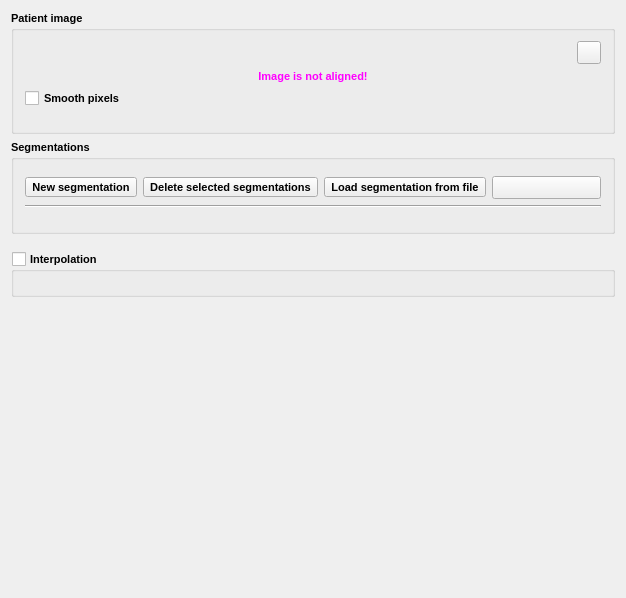
Above: Bundles/org.mitk.gui.qt.interactivesegmentation/src/internal/QmitkInteractiveSegmentationControls.ui from MITK/MITK before the change. Below: the same form after it.
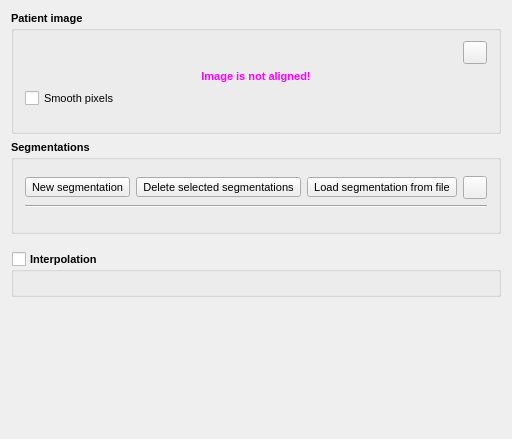
That is the form after the change. Icons and pictures are not drawn. Custom widgets are drawn as their Qt base class.

Patch:
```diff
--- a/Bundles/org.mitk.gui.qt.interactivesegmentation/src/internal/QmitkInteractiveSegmentationControls.ui
+++ b/Bundles/org.mitk.gui.qt.interactivesegmentation/src/internal/QmitkInteractiveSegmentationControls.ui
@@ -5,8 +5,8 @@
    <rect>
     <x>0</x>
     <y>0</y>
-    <width>626</width>
-    <height>598</height>
+    <width>174</width>
+    <height>439</height>
    </rect>
   </property>
   <property name="minimumSize" >
@@ -29,79 +29,60 @@
   <property name="windowTitle" >
    <string>QmitkInteractiveSegmentation</string>
   </property>
-  <layout class="QVBoxLayout" >
+  <layout class="QVBoxLayout" name="verticalLayout_2" >
    <item>
     <widget class="Q3GroupBox" name="grpReferenceData" >
      <property name="font" >
       <font>
-       <family>MS Shell Dlg 2</family>
-       <pointsize>8</pointsize>
        <weight>75</weight>
-       <italic>false</italic>
        <bold>true</bold>
-       <underline>false</underline>
-       <strikeout>false</strikeout>
       </font>
      </property>
      <property name="title" >
       <string>Patient image</string>
      </property>
-     <layout class="QGridLayout" >
-      <item row="0" column="0" >
-       <widget class="QmitkToolReferenceDataSelectionBox" native="1" name="m_ToolReferenceDataSelectionBox" >
-        <property name="sizePolicy" >
-         <sizepolicy vsizetype="Preferred" hsizetype="Expanding" >
-          <horstretch>1</horstretch>
-          <verstretch>0</verstretch>
-         </sizepolicy>
-        </property>
-        <property name="font" >
-         <font/>
-        </property>
-       </widget>
+     <layout class="QVBoxLayout" name="verticalLayout" >
+      <item>
+       <layout class="QHBoxLayout" name="horizontalLayout" >
+        <item>
+         <widget class="QmitkToolReferenceDataSelectionBox" native="1" name="m_ToolReferenceDataSelectionBox" >
+          <property name="sizePolicy" >
+           <sizepolicy vsizetype="Preferred" hsizetype="Expanding" >
+            <horstretch>1</horstretch>
+            <verstretch>0</verstretch>
+           </sizepolicy>
+          </property>
+          <property name="font" >
+           <font>
+            <weight>50</weight>
+            <bold>false</bold>
+           </font>
+          </property>
+         </widget>
+        </item>
+        <item>
+         <widget class="QToolButton" name="btnReinit" >
+          <property name="font" >
+           <font>
+            <weight>50</weight>
+            <bold>false</bold>
+           </font>
+          </property>
+          <property name="toolTip" >
+           <string>Reorientate view on image</string>
+          </property>
+          <property name="text" >
+           <string/>
+          </property>
+          <property name="icon" >
+           <iconset resource="../../resources/interactivesegmentation.qrc" >
+            <normaloff>:/interactivesegmentation/btnReinit.xpm</normaloff>:/interactivesegmentation/btnReinit.xpm</iconset>
+          </property>
+         </widget>
+        </item>
+       </layout>
       </item>
-      <item row="0" column="1" >
-       <widget class="QToolButton" name="btnReinit" >
-        <property name="toolTip" >
-         <string>Reorientate view on image</string>
-        </property>
-        <property name="text" >
-         <string/>
-        </property>
-        <property name="icon" >
-         <iconset resource="../../resources.qrc" >
-          <normaloff>:/resources/btnReinit.xpm</normaloff>:/resources/btnReinit.xpm</iconset>
-        </property>
-       </widget>
-      </item>
-      <item row="4" column="0" colspan="2" >
-       <widget class="QmitkToolGUIArea" native="1" name="m_AutoSegmentationToolGUIContainer" >
-        <property name="font" >
-         <font/>
-        </property>
-       </widget>
-      </item>
-      <item row="3" column="0" colspan="2" >
-       <widget class="QmitkToolSelectionBox" native="1" name="m_AutoSegmentationToolSelectionBox" >
-        <property name="font" >
-         <font/>
-        </property>
-       </widget>
-      </item>
-      <item row="2" column="0" colspan="2" >
-       <widget class="QCheckBox" name="chkPixelSmoothing" >
-        <property name="font" >
-         <font/>
-        </property>
-        <property name="toolTip" >
-         <string>Whether or not the pixels should be smoothed</string>
-        </property>
-        <property name="text" >
-         <string>Smooth pixels</string>
-        </property>
-       </widget>
-      </item>
-      <item row="1" column="0" colspan="2" >
+      <item>
        <widget class="QLabel" name="lblAlignmentWarning" >
         <property name="palette" >
          <palette>
@@ -181,6 +162,42 @@
         </property>
        </widget>
       </item>
+      <item>
+       <widget class="QCheckBox" name="chkPixelSmoothing" >
+        <property name="font" >
+         <font>
+          <weight>50</weight>
+          <bold>false</bold>
+         </font>
+        </property>
+        <property name="toolTip" >
+         <string>Whether or not the pixels should be smoothed</string>
+        </property>
+        <property name="text" >
+         <string>Smooth pixels</string>
+        </property>
+       </widget>
+      </item>
+      <item>
+       <widget class="QmitkToolSelectionBox" native="1" name="m_AutoSegmentationToolSelectionBox" >
+        <property name="font" >
+         <font>
+          <weight>50</weight>
+          <bold>false</bold>
+         </font>
+        </property>
+       </widget>
+      </item>
+      <item>
+       <widget class="QmitkToolGUIArea" native="1" name="m_AutoSegmentationToolGUIContainer" >
+        <property name="font" >
+         <font>
+          <weight>50</weight>
+          <bold>false</bold>
+         </font>
+        </property>
+       </widget>
+      </item>
      </layout>
     </widget>
    </item>
@@ -188,13 +205,8 @@
     <widget class="Q3GroupBox" name="groupBox3" >
      <property name="font" >
       <font>
-       <family>MS Shell Dlg 2</family>
-       <pointsize>8</pointsize>
        <weight>75</weight>
-       <italic>false</italic>
        <bold>true</bold>
-       <underline>false</underline>
-       <strikeout>false</strikeout>
       </font>
      </property>
      <property name="title" >
@@ -219,7 +231,10 @@
            </sizepolicy>
           </property>
           <property name="font" >
-           <font/>
+           <font>
+            <weight>50</weight>
+            <bold>false</bold>
+           </font>
           </property>
           <property name="toolTip" >
            <string>New segmentation</string>
@@ -242,7 +257,10 @@
            </sizepolicy>
           </property>
           <property name="font" >
-           <font/>
+           <font>
+            <weight>50</weight>
+            <bold>false</bold>
+           </font>
           </property>
           <property name="toolTip" >
            <string>Delete selected segmentations</string>
@@ -265,7 +283,10 @@
            </sizepolicy>
           </property>
           <property name="font" >
-           <font/>
+           <font>
+            <weight>50</weight>
+            <bold>false</bold>
+           </font>
           </property>
           <property name="toolTip" >
            <string>Load segmentation from file</string>
@@ -288,7 +309,10 @@
            </sizepolicy>
           </property>
           <property name="font" >
-           <font/>
+           <font>
+            <weight>50</weight>
+            <bold>false</bold>
+           </font>
           </property>
           <property name="toolTip" >
            <string>Save segmentation to file</string>
@@ -357,13 +381,8 @@
     <widget class="Q3GroupBox" name="grpInterpolation" >
      <property name="font" >
       <font>
-       <family>MS Shell Dlg 2</family>
-       <pointsize>8</pointsize>
        <weight>75</weight>
-       <italic>false</italic>
        <bold>true</bold>
-       <underline>false</underline>
-       <strikeout>false</strikeout>
       </font>
      </property>
      <property name="title" >
```
Left out of the diff: 53 changed lines with no effect on the pictures.
